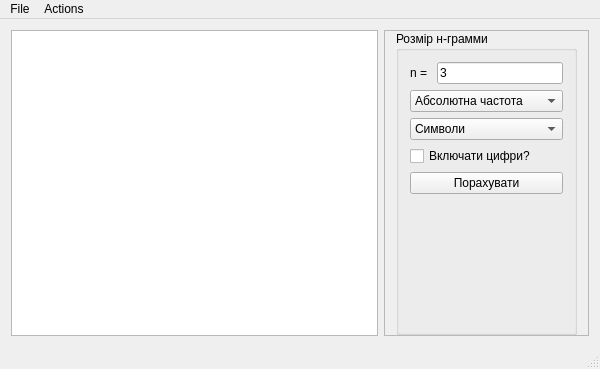
Before: the Qt Designer form mainwindow.ui in UaHeadHunter/NGrammComparer, drawn with Qt 5.
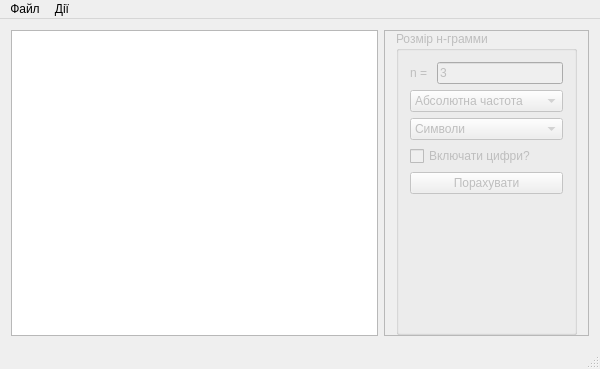
After: the same form once the commit is applied.

Commit message: Translated menu bar. Added disabling.

```diff
--- a/mainwindow.ui
+++ b/mainwindow.ui
@@ -40,7 +40,10 @@
         <number>0</number>
        </property>
        <item>
-        <widget class="QGroupBox" name="groupBox_2">
+        <widget class="QGroupBox" name="mainGroupBox">
+         <property name="enabled">
+          <bool>false</bool>
+         </property>
          <property name="title">
           <string>Розмір н-грамми</string>
          </property>
@@ -159,13 +162,13 @@
    </property>
    <widget class="QMenu" name="menuFile">
     <property name="title">
-     <string>File</string>
+     <string>Файл</string>
     </property>
     <addaction name="actionOpen_text"/>
    </widget>
    <widget class="QMenu" name="menuActions">
     <property name="title">
-     <string>Actions</string>
+     <string>Дії</string>
     </property>
    </widget>
    <addaction name="menuFile"/>
```
Left out of the diff: 2 changed lines with no effect on the pictures. The commit also changes 1 other file.
